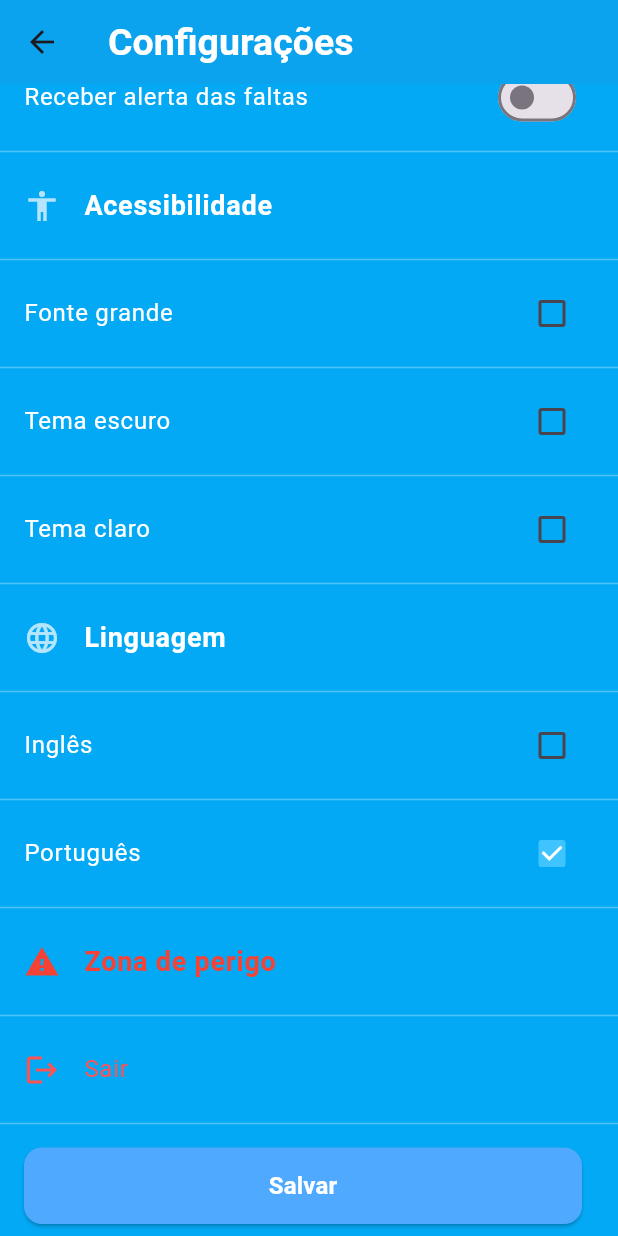
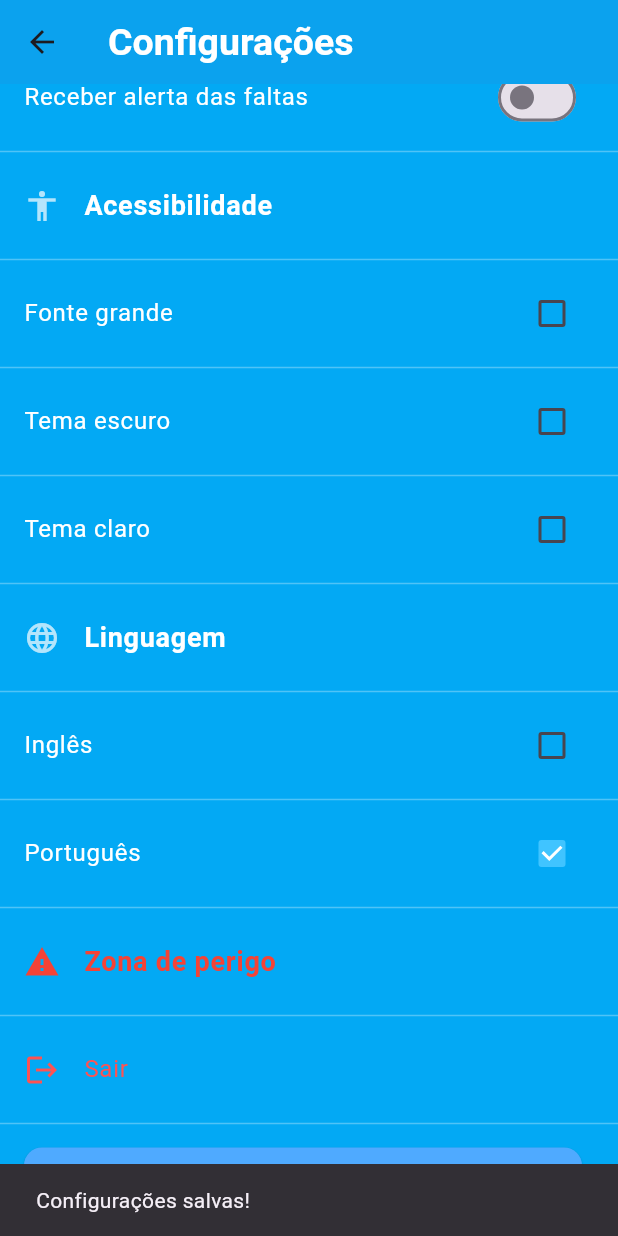
Before and after one commit to Gabriel222003/Trace-Edu-2.0, a Flutter app: the TelaConfiguracoes screen opened by its route, scrolled down 163 dp, after a tap on "Salvar", on a phone screen of 412 x 824 dp. Run offline on Flutter 3.47's test engine with Material 3 defaults, Android fonts, the light colour scheme and no system bars; our stand-ins replace dio, fl_chart, shared_preferences; accounts and stored records are empty.

Commit message:
Adiciona cache local em configurações

```diff
--- a/lib/Views/Configuracoes.dart
+++ b/lib/Views/Configuracoes.dart
@@ -1,4 +1,5 @@
 import 'package:flutter/material.dart';
+import 'package:shared_preferences/shared_preferences.dart'; // Adicione esta importação
 
 class TelaConfiguracoes extends StatefulWidget {
   const TelaConfiguracoes({super.key});
@@ -16,15 +17,47 @@ class _TelaConfiguracoesState extends State<TelaConfiguracoes> {
   bool ingles = false;
   bool portugues = true;
 
+  late SharedPreferences _prefs; // Instância para SharedPreferences
+
+  @override
+  void initState() {
+    super.initState();
+    _loadSettings(); // Carrega as configurações salvas ao inicializar
+  }
+
+  // Função para carregar as configurações do SharedPreferences
+  Future<void> _loadSettings() async {
+    _prefs = await SharedPreferences.getInstance();
+    setState(() {
+      alertMaterias = _prefs.getBool('alertMaterias') ?? false;
+      alertFaltas = _prefs.getBool('alertFaltas') ?? false;
+      fonteGrande = _prefs.getBool('fonteGrande') ?? false;
+      temaEscuro = _prefs.getBool('temaEscuro') ?? false;
+      temaClaro = _prefs.getBool('temaClaro') ?? false;
+      ingles = _prefs.getBool('ingles') ?? false;
+      portugues = _prefs.getBool('portugues') ?? true;
+    });
+  }
+
+  // Função para salvar as configurações no SharedPreferences
+  Future<void> _saveSettings() async {
+    await _prefs.setBool('alertMaterias', alertMaterias);
+    await _prefs.setBool('alertFaltas', alertFaltas);
+    await _prefs.setBool('fonteGrande', fonteGrande);
+    await _prefs.setBool('temaEscuro', temaEscuro);
+    await _prefs.setBool('temaClaro', temaClaro);
+    await _prefs.setBool('ingles', ingles);
+    await _prefs.setBool('portugues', portugues);
+    // Opcional: Mostrar um snackbar ou toast para confirmar o salvamento
+    ScaffoldMessenger.of(
+      context,
+    ).showSnackBar(const SnackBar(content: Text('Configurações salvas!')));
+  }
+
   @override
   Widget build(BuildContext context) {
     return Scaffold(
-      appBar: AppBar(
-        title: const Text(
-          "Configurações",
-        ),
-        centerTitle: false,
-      ),
+      appBar: AppBar(title: const Text("Configurações"), centerTitle: false),
       body: ListView(
         children: [
           // Seção: Notificações
@@ -199,9 +232,7 @@ class _TelaConfiguracoesState extends State<TelaConfiguracoes> {
                   borderRadius: BorderRadius.circular(12),
                 ),
               ),
-              onPressed: () {
-                // ação de salvar
-              },
+              onPressed: _saveSettings, // Chama a função de salvar
               child: const Text(
                 "Salvar",
                 style: TextStyle(
--- a/pubspec.yaml
+++ b/pubspec.yaml
@@ -33,6 +33,7 @@ dependencies:
   flutter_secure_storage: ^8.0.0
   flutter:
     sdk: flutter
+  shared_preferences: ^2.1.1
   fl_chart: ^1.1.1
   #image_picker: ^1.0.4 #para selecionar imagens da galeria ou câmera
   #file_picker: ^10.3.3 #para selecionar arquivos em geral, como PDFs, documentos, etc
```
Also changed, not shown: pubspec.lock, 5 other files.
